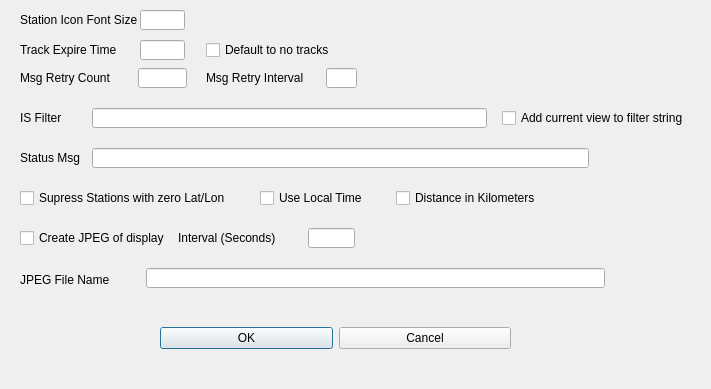
Before: the Qt Designer form QT/QtBPQAPRS/BasicSetup.ui in bjpetit/linbpq, drawn with Qt 5.
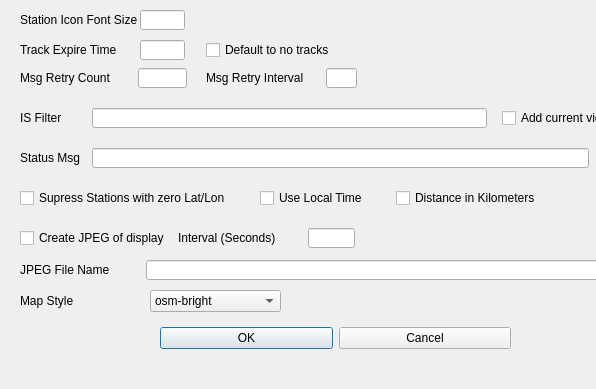
After: the same form once the commit is applied.

```diff
--- a/QT/QtBPQAPRS/BasicSetup.ui
+++ b/QT/QtBPQAPRS/BasicSetup.ui
@@ -6,7 +6,7 @@
    <rect>
     <x>0</x>
     <y>0</y>
-    <width>711</width>
+    <width>596</width>
     <height>389</height>
    </rect>
   </property>
@@ -108,7 +108,7 @@
    <property name="geometry">
     <rect>
      <x>146</x>
-     <y>268</y>
+     <y>260</y>
      <width>459</width>
      <height>20</height>
     </rect>
@@ -222,7 +222,7 @@
    <property name="geometry">
     <rect>
      <x>20</x>
-     <y>270</y>
+     <y>260</y>
      <width>109</width>
      <height>20</height>
     </rect>
@@ -316,6 +316,39 @@
     </rect>
    </property>
   </widget>
+  <widget class="QLabel" name="label_12">
+   <property name="geometry">
+    <rect>
+     <x>20</x>
+     <y>291</y>
+     <width>109</width>
+     <height>20</height>
+    </rect>
+   </property>
+   <property name="text">
+    <string>Map Style</string>
+   </property>
+  </widget>
+  <widget class="QComboBox" name="mapStyle">
+   <property name="geometry">
+    <rect>
+     <x>150</x>
+     <y>290</y>
+     <width>131</width>
+     <height>22</height>
+    </rect>
+   </property>
+   <item>
+    <property name="text">
+     <string>osm-bright</string>
+    </property>
+   </item>
+   <item>
+    <property name="text">
+     <string>klokantech-basic</string>
+    </property>
+   </item>
+  </widget>
  </widget>
  <resources/>
  <connections>
```
